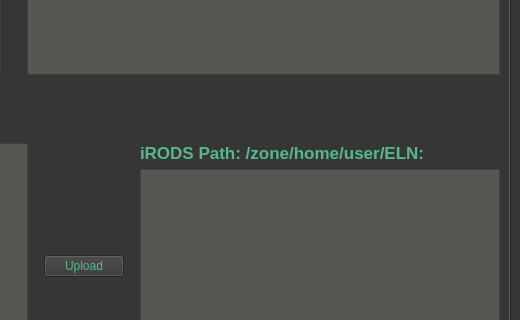
First picture: the form in irods-basicGUI/ui-files/irodsBrowserMain.ui, repository iBridges-for-iRODS/iBridges, before the edit; both pictures show x 492 to 1012 and y 349 to 669 of the 1012 by 800 pixel window.
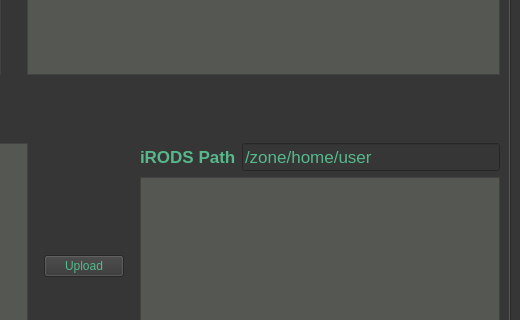
Second picture: the form after the edit. Icons and pictures are not drawn.

What changed in the file:
```diff
--- a/irods-basicGUI/ui-files/irodsBrowserMain.ui
+++ b/irods-basicGUI/ui-files/irodsBrowserMain.ui
@@ -46,7 +46,7 @@
      <widget class="QTabWidget" name="tabWidget">
       <property name="minimumSize">
        <size>
-        <width>0</width>
+        <width>600</width>
         <height>300</height>
        </size>
       </property>
@@ -1001,7 +1001,9 @@
           <item>
            <layout class="QVBoxLayout" name="elnPathLabel">
             <item>
-             <widget class="QLabel" name="elnIrodsPath">
+             <layout class="QHBoxLayout" name="horizontalLayout_10">
+              <item>
+               <widget class="QLabel" name="label_16">
               <property name="font">
                <font>
                 <pointsize>13</pointsize>
@@ -1010,9 +1012,23 @@
                </font>
               </property>
               <property name="text">
-               <string>iRODS Path: /zone/home/user/ELN:</string>
-              </property>
-             </widget>
+                 <string>iRODS Path</string>
+                </property>
+               </widget>
+              </item>
+              <item>
+               <widget class="QLineEdit" name="elnIrodsPath">
+                <property name="font">
+                 <font>
+                  <pointsize>13</pointsize>
+                 </font>
+                </property>
+                <property name="text">
+                 <string>/zone/home/user</string>
+                </property>
+               </widget>
+              </item>
+             </layout>
             </item>
             <item>
              <widget class="QTextBrowser" name="elnPreviewBrowser">
```
Lines whose indentation alone changed are shown as unchanged.
